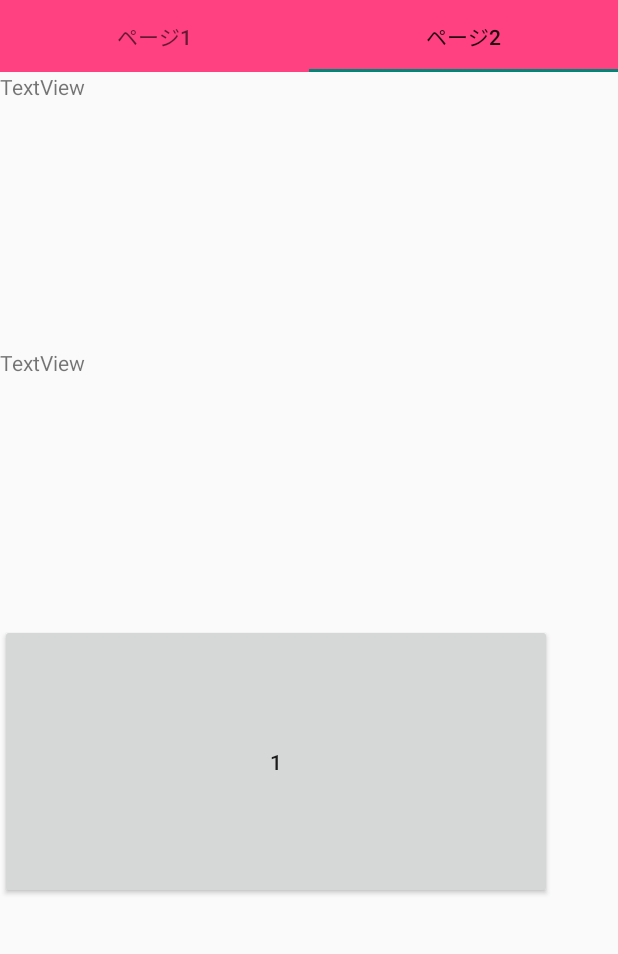
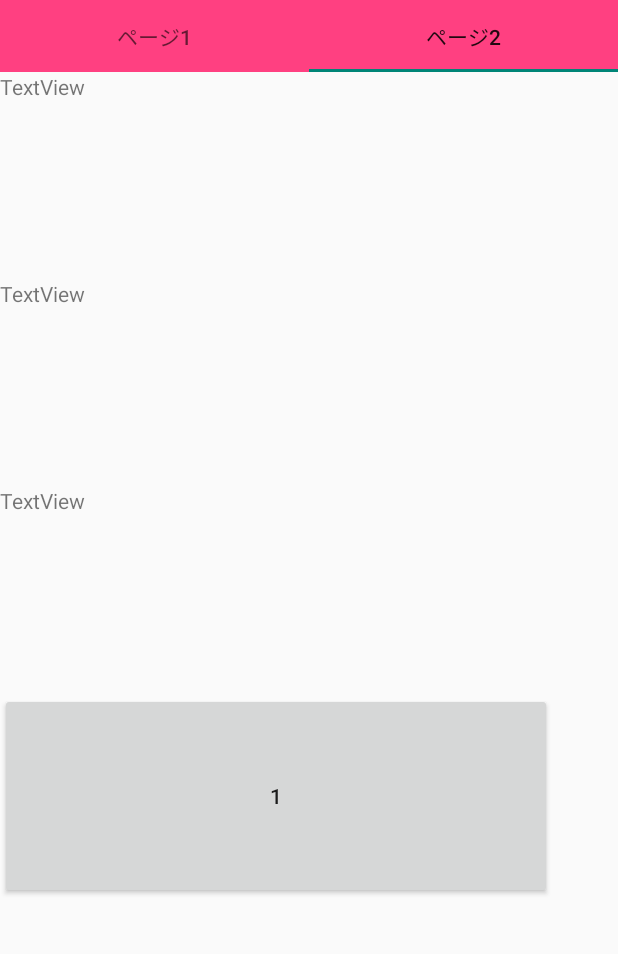
Before and after one commit to 024ppp/Test3_PageChange, an Android app: the screen it shows after launch (MainActivity), tab 2 chosen, on a phone screen of 412 x 824 dp, the part 84-1038 px from its top. Run offline under Robolectric (Android 15) with nearby library versions, the phone set to English and light mode, and no system bars.

Commit message:
事務所編集2

```diff
--- a/app/src/main/java/com/example/administrator/test3_pagechange/Buttons.java
+++ /dev/null
@@ -1,37 +0,0 @@
-package com.example.administrator.test3_pagechange;
-
-import android.view.View;
-import android.widget.Button;
-import android.widget.TextView;
-
-/**
- * Created by Administrator on 2017/06/07.
- */
-
-public class Buttons {
-    View view;
-    Button button;
-
-    public static Button createButton(View v, int id){
-        Button btn = null;
-        btn = (Button) v.findViewById(id);
-        return btn;
-    }
-/*
-    Buttons(View v, int position) {
-        this.view = v;
-        switch (position){
-            case 0:
-                button = (Button) view.findViewById(R.id.next_bt);
-                break;
-            case 1:
-                button = (Button) view.findViewById(R.id.back_bt);
-                break;
-        }
-    }
-    */
-
-    public void setText(String msg){
-        button.setText(msg);
-    }
-}
--- a/app/src/main/java/com/example/administrator/test3_pagechange/CreateViewControl.java
+++ /dev/null
@@ -1,16 +0,0 @@
-package com.example.administrator.test3_pagechange;
-
-import android.view.View;
-import android.widget.Button;
-
-/**
- * Created by Administrator on 2017/06/07.
- */
-
-public class CreateViewControl {
-    public static View createControl(View v, int id) {
-        View view = null;
-        view = (View) v.findViewById(id);
-        return view;
-    }
-}
--- a/app/src/main/java/com/example/administrator/test3_pagechange/ExampleFragment.java
+++ b/app/src/main/java/com/example/administrator/test3_pagechange/ExampleFragment.java
@@ -9,6 +9,8 @@ import android.widget.Button;
 import android.widget.TextView;
 import android.widget.Toast;
 
+import java.util.ArrayList;
+
 /**
  * Created by yuki on 2016/09/28.
  */
@@ -17,8 +19,9 @@ public class ExampleFragment extends Fragment implements View.OnClickListener {
     private final static String POSITION = "POSITION";
     int[] pages = { R.layout.activity0, R.layout.activity1};
     int cnt = 0;
-    TextView textView1, textView2;
     Button button1;
+
+    ArrayList<TextView> textViews = new ArrayList<TextView>();
 
     public static ExampleFragment newInstance(int position) {
         ExampleFragment frag = new ExampleFragment();
@@ -44,31 +47,42 @@ public class ExampleFragment extends Fragment implements View.OnClickListener {
         int position = getArguments().getInt(POSITION);
         View view = inflater.inflate(pages[position], null);
 
+        setControls(view, position);
+
+        button1.setOnClickListener(this);
+        return view;
+    }
+
+    private void setControls(View view, int position){
+        ArrayList<Integer> txtId = new ArrayList<Integer>();
+
         switch(position) {
             case 0:
-                textView1 = TextViews.createTextView(view, R.id.txt0);
-                textView2 = (TextView) CreateViewControl.createControl(view, R.id.textView1);
-                button1 = Buttons.createButton(view, R.id.next_bt);
+                txtId.add(R.id.txt0);
+                txtId.add(R.id.textView1);
+                button1 = (Button) view.findViewById(R.id.next_bt);
                 break;
             case 1:
-                textView1 = TextViews.createTextView(view, R.id.txt1);
-                textView2 = (TextView) CreateViewControl.createControl(view, R.id.textView2);
-                button1 = Buttons.createButton(view, R.id.back_bt);
+                txtId.add(R.id.txt1);
+                txtId.add(R.id.txt2);
+                txtId.add(R.id.textView2);
+                button1 = (Button) view.findViewById(R.id.back_bt);
                 break;
         }
 
-        button1.setOnClickListener(this);
-
-
-        return view;
+        for (int id : txtId) {
+            textViews.add((TextView) view.findViewById(id));
+        }
     }
 
     @Override
     public void onClick(View v) {
         cnt++;
         String msg = Integer.toString(cnt) + "MSG";
-        textView1.setText(msg);
-        textView2.setText(msg);
+
+        for (TextView txt : textViews) {
+            txt.setText(txt.getId() + "\n" + msg);
+        }
 
         switch(v.getId()) {
             case R.id.next_bt:
--- a/app/src/main/java/com/example/administrator/test3_pagechange/TextViews.java
+++ /dev/null
@@ -1,38 +0,0 @@
-package com.example.administrator.test3_pagechange;
-
-import android.view.View;
-import android.widget.TextView;
-import android.widget.Toast;
-
-/**
- * Created by Administrator on 2017/06/07.
- */
-
-public class TextViews {
-    View view;
-    TextView textView;
-
-    public static TextView createTextView(View v, int id){
-        TextView txt = null;
-        txt = (TextView) v.findViewById(id);
-        return txt;
-    }
-/*
-    TextViews(View v, int position) {
-        this.view = v;
-        switch (position){
-            case 0:
-                textView = (TextView) view.findViewById(R.id.txt0);
-                break;
-            case 1:
-                textView = (TextView) view.findViewById(R.id.txt1);
-                break;
-        }
-
-    }
-
-    public void setText(String msg){
-       textView.setText(msg);
-    }
-    */
-}
--- a/app/src/main/res/layout/activity1.xml
+++ b/app/src/main/res/layout/activity1.xml
@@ -9,20 +9,22 @@
     <LinearLayout
         android:layout_width="368dp"
         android:layout_height="551dp"
-        android:orientation="vertical"
-        tools:layout_editor_absoluteX="8dp"
-        tools:layout_editor_absoluteY="8dp">
+        android:orientation="vertical">
 
         <TextView
             android:id="@+id/textView2"
             android:layout_width="match_parent"
             android:layout_height="match_parent"
             android:layout_weight="1"
-            android:text="TextView"
-            tools:layout_editor_absoluteX="0dp"
-            tools:layout_editor_absoluteY="67dp" />
+            android:text="TextView"/>
         <TextView
             android:id="@+id/txt1"
+            android:layout_width="match_parent"
+            android:layout_height="match_parent"
+            android:layout_weight="1"
+            android:text="TextView" />
+        <TextView
+            android:id="@+id/txt2"
             android:layout_width="match_parent"
             android:layout_height="match_parent"
             android:layout_weight="1"
@@ -33,9 +35,7 @@
             android:layout_width="match_parent"
             android:layout_height="match_parent"
             android:layout_weight="1"
-            android:text="1"
-            tools:layout_editor_absoluteX="0dp"
-            tools:layout_editor_absoluteY="0dp" />
+            android:text="1" />
     </LinearLayout>
 
 </android.support.constraint.ConstraintLayout>
```
